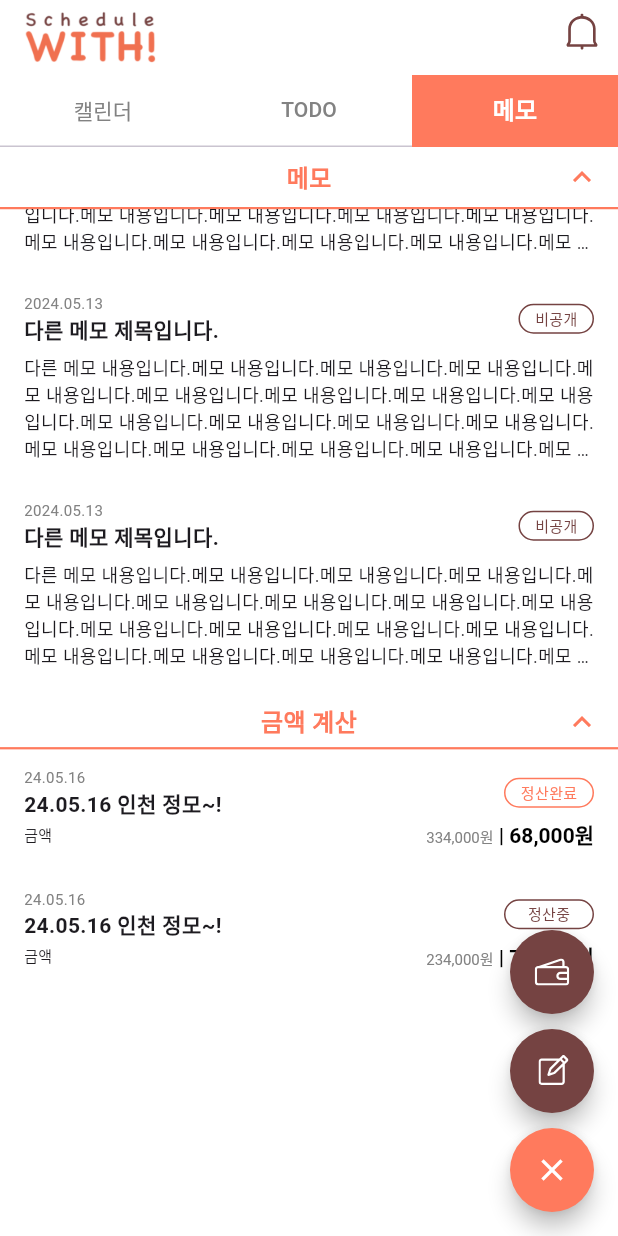
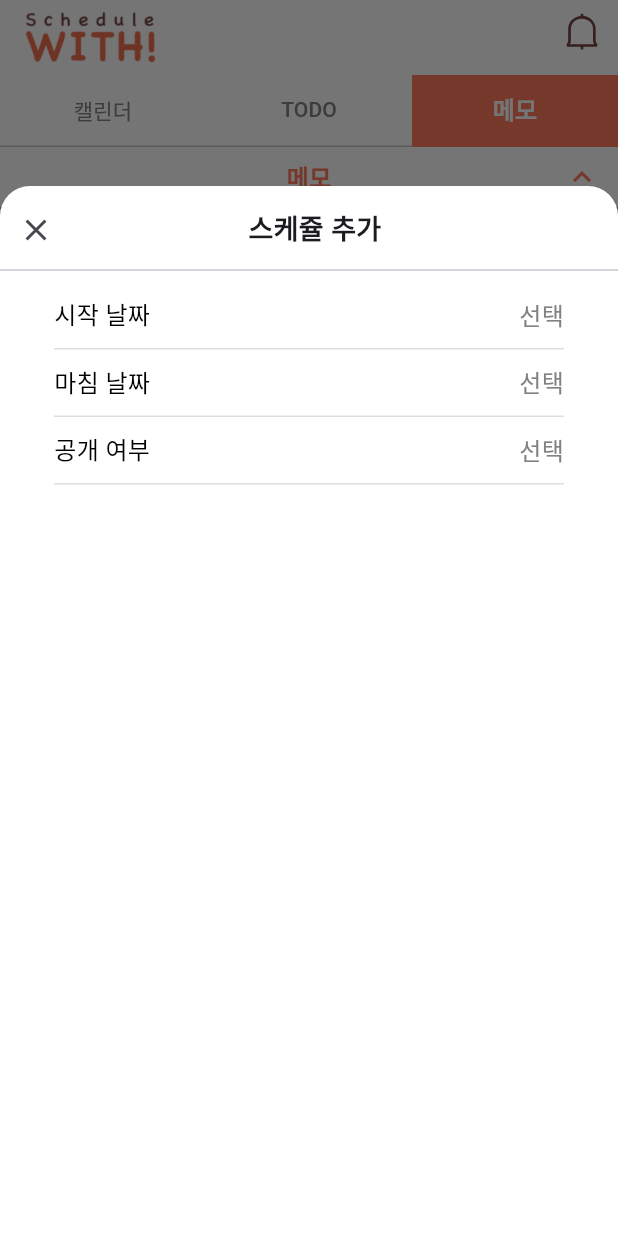
Before and after one commit to APP-Android2/FinalProject-Schedule_WITH, a Flutter app: the ScheduleMain screen opened directly, tab 3 chosen, scrolled down 423 dp, after a tap on the "add" icon, on a phone screen of 412 x 824 dp. Run offline on Flutter 3.47's test engine with Material 3 defaults, Android fonts, the phone set to English and light mode, and no system bars; our stand-ins replace carousel_slider, flutter_svg, get, smooth_page_indicator, stylish_bottom_bar, syncfusion_flutter_calendar.

Commit message:
💄 Add 캘린더 화면 floationg Button
플로팅 버튼 클릭시 스케쥴 추가 바텀시트 띄워짐 Related to :#24

```diff
--- a/lib/ui/schedule/view/schedule_main.dart
+++ b/lib/ui/schedule/view/schedule_main.dart
@@ -1,4 +1,6 @@
 import 'package:flutter/material.dart';
+import 'package:schedule_with/assets/colors/color.dart';
+import 'package:schedule_with/ui/schedule/widget/add_schedule_bottom_sheet.dart';
 import 'package:schedule_with/widget/main_app_bar.dart';
 import 'package:schedule_with/widget/main_tab_bar.dart';
 
@@ -19,6 +21,22 @@ class _ScheduleMainState extends State<ScheduleMain> {
           child: MainAppBar()),
       // 탭바
       body: MainTabBar(),
+      floatingActionButton: FloatingActionButton(
+        onPressed: (){
+          showModalBottomSheet(
+            // 바텀 시트 높이 지정하려면 isScrollControlled: true,
+              isScrollControlled: true,
+              context: context,
+              builder: (BuildContext context){
+                return AddScheduleBottomSheet();
+              });
+        },
+        backgroundColor: mainOrange,
+        child: Icon(Icons.add, color: Colors.white,
+        ),
+        shape: RoundedRectangleBorder(borderRadius: BorderRadius.circular(30)),
+
+      ),
 
     );
   }
--- a/lib/ui/schedule/widget/add_schedule_bottom_sheet.dart
+++ b/lib/ui/schedule/widget/add_schedule_bottom_sheet.dart
@@ -5,9 +5,8 @@ import '../../../widget/bottom_sheet_detail_button.dart';
 import '../../../widget/date_picker.dart';
 
 // 스케쥴 추가 바텀 시트 위젯
-class CustomBottomSheet extends StatelessWidget {
-
-  const CustomBottomSheet({super.key});
+class AddScheduleBottomSheet extends StatelessWidget {
+  AddScheduleBottomSheet({super.key});
 
 
   @override
@@ -38,7 +37,7 @@ class CustomBottomSheet extends StatelessWidget {
                     onTap: () {
                       Get.back(); // Close first
                       Get.bottomSheet(DatePicker(
-                        back_page: CustomBottomSheet(),
+                        back_page: AddScheduleBottomSheet(),
                         title: '날짜',
                       ));
                     }),
@@ -50,7 +49,7 @@ class CustomBottomSheet extends StatelessWidget {
                     onTap: () {
                       Get.back(); // Close first
                       Get.bottomSheet(DatePicker(
-                        back_page: CustomBottomSheet(),
+                        back_page: AddScheduleBottomSheet(),
                         title: '날짜',
                       ));
                     }),
--- a/pubspec.yaml
+++ b/pubspec.yaml
@@ -77,9 +77,9 @@ flutter:
 
   # To add assets to your application, add an assets section, like this:
   assets:
-     - lib/assets/
-     - lib/assets/image/
-     - lib/assets/icon/
+    - lib/assets/
+    - lib/assets/image/
+    - lib/assets/icon/
 
   # An image asset can refer to one or more resolution-specific "variants", see
   # https://flutter.dev/assets-and-images/#resolution-aware
```
